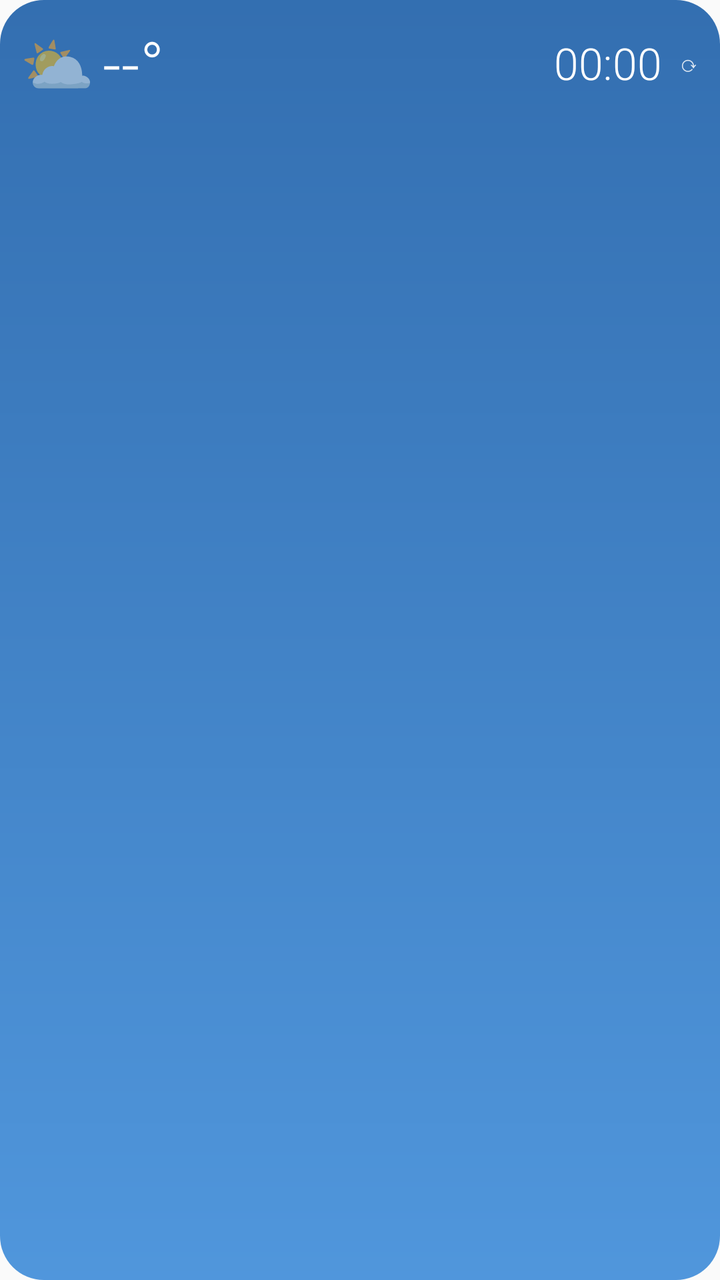
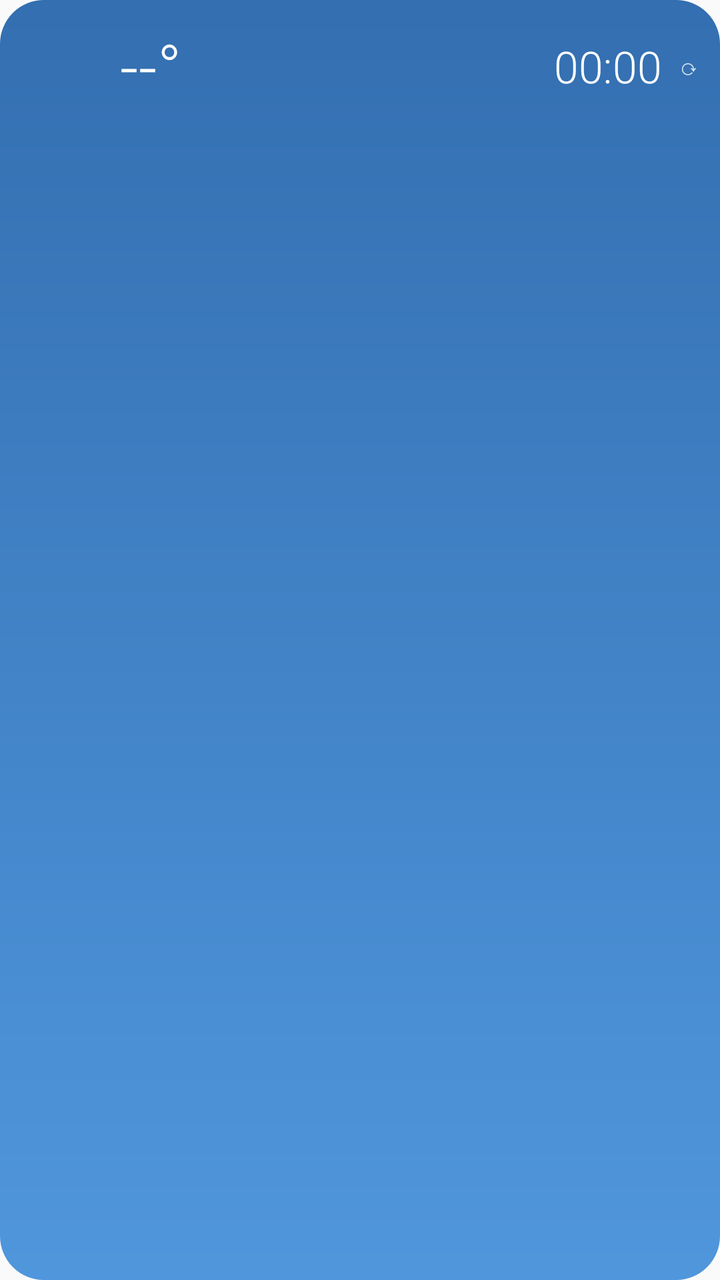

Before-and-after screenshots of an Android layout around one commit, followed by the original layout XML and the change that was made.
<!-- AndroidManifest.xml: application theme android:Theme.Material.Light.NoActionBar -->
<!-- res/layout/widget_small.xml -->
<?xml version="1.0" encoding="utf-8"?>
<FrameLayout xmlns:android="http://schemas.android.com/apk/res/android"
    android:id="@+id/root"
    android:layout_width="match_parent"
    android:layout_height="match_parent">

    
    <ImageView
        android:id="@+id/bg"
        android:layout_width="match_parent"
        android:layout_height="match_parent"
        android:contentDescription="@null"
        android:scaleType="fitXY"
        android:src="@drawable/widget_bg" />

<LinearLayout
    android:id="@+id/content"
    android:layout_width="match_parent"
    android:layout_height="match_parent"
    android:orientation="vertical"
    android:padding="10dp">


    <LinearLayout
        android:layout_width="match_parent"
        android:layout_height="wrap_content"
        android:gravity="center_vertical"
        android:orientation="horizontal">
        <TextView android:id="@+id/icon" android:layout_width="wrap_content" android:layout_height="wrap_content" android:textSize="30sp" android:text="⛅" />
        <TextView android:id="@+id/temp" android:layout_width="wrap_content" android:layout_height="wrap_content" android:layout_marginStart="4dp" android:fontFamily="sans-serif-light" android:textColor="#FFFFFF" android:textSize="32sp" android:text="--°" />
        <TextClock android:id="@+id/clock_small" style="@style/WText" android:layout_width="0dp" android:layout_weight="1" android:gravity="end" android:fontFamily="sans-serif-light" android:textSize="22sp" android:format12Hour="HH:mm" android:format24Hour="HH:mm" />
        <TextView android:id="@+id/refresh" style="@style/WSmall" android:paddingStart="8dp" android:text="⟳" />
    </LinearLayout>
    <TextView android:id="@+id/wind" style="@style/WText" android:textStyle="bold" android:text="" />
    <TextView android:id="@+id/rain" style="@style/WSmall" android:ellipsize="end" android:text="" />
</LinearLayout>
</FrameLayout>
<!-- resources referenced by this layout -->
<resources>
  <!-- drawable widget_bg (drawable) -->
  <?xml version="1.0" encoding="utf-8"?>
  <shape xmlns:android="http://schemas.android.com/apk/res/android" android:shape="rectangle">
      <gradient android:angle="300" android:startColor="#E61D5FA8" android:endColor="#E63D8BD8" />
      <corners android:radius="22dp" />
  </shape>
  <style name="WSmall" parent="WText">
          <item name="android:textColor">#D9FFFFFF</item>
          <item name="android:textSize">11sp</item>
      </style>
  <style name="WText">
          <item name="android:layout_width">wrap_content</item>
          <item name="android:layout_height">wrap_content</item>
          <item name="android:textColor">#FFFFFF</item>
          <item name="android:textSize">13sp</item>
          <item name="android:maxLines">1</item>
      </style>
</resources>

<!-- the commit's change to res/layout/widget_small.xml (unified diff, before → after) -->
@@ -26,7 +26,22 @@
         android:layout_height="wrap_content"
         android:gravity="center_vertical"
         android:orientation="horizontal">
-        <TextView android:id="@+id/icon" android:layout_width="wrap_content" android:layout_height="wrap_content" android:textSize="30sp" android:text="⛅" />
+        
+    <ViewFlipper
+        android:id="@+id/icon_anim"
+        android:layout_width="46dp"
+        android:layout_height="46dp"
+        android:autoStart="true"
+        android:flipInterval="160">
+        <ImageView android:id="@+id/icon_f0" android:layout_width="46dp" android:layout_height="46dp" android:contentDescription="@null" />
+        <ImageView android:id="@+id/icon_f1" android:layout_width="46dp" android:layout_height="46dp" android:contentDescription="@null" />
+        <ImageView android:id="@+id/icon_f2" android:layout_width="46dp" android:layout_height="46dp" android:contentDescription="@null" />
+        <ImageView android:id="@+id/icon_f3" android:layout_width="46dp" android:layout_height="46dp" android:contentDescription="@null" />
+        <ImageView android:id="@+id/icon_f4" android:layout_width="46dp" android:layout_height="46dp" android:contentDescription="@null" />
+        <ImageView android:id="@+id/icon_f5" android:layout_width="46dp" android:layout_height="46dp" android:contentDescription="@null" />
+        <ImageView android:id="@+id/icon_f6" android:layout_width="46dp" android:layout_height="46dp" android:contentDescription="@null" />
+        <ImageView android:id="@+id/icon_f7" android:layout_width="46dp" android:layout_height="46dp" android:contentDescription="@null" />
+    </ViewFlipper>
         <TextView android:id="@+id/temp" android:layout_width="wrap_content" android:layout_height="wrap_content" android:layout_marginStart="4dp" android:fontFamily="sans-serif-light" android:textColor="#FFFFFF" android:textSize="32sp" android:text="--°" />
         <TextClock android:id="@+id/clock_small" style="@style/WText" android:layout_width="0dp" android:layout_weight="1" android:gravity="end" android:fontFamily="sans-serif-light" android:textSize="22sp" android:format12Hour="HH:mm" android:format24Hour="HH:mm" />
         <TextView android:id="@+id/refresh" style="@style/WSmall" android:paddingStart="8dp" android:text="⟳" />
